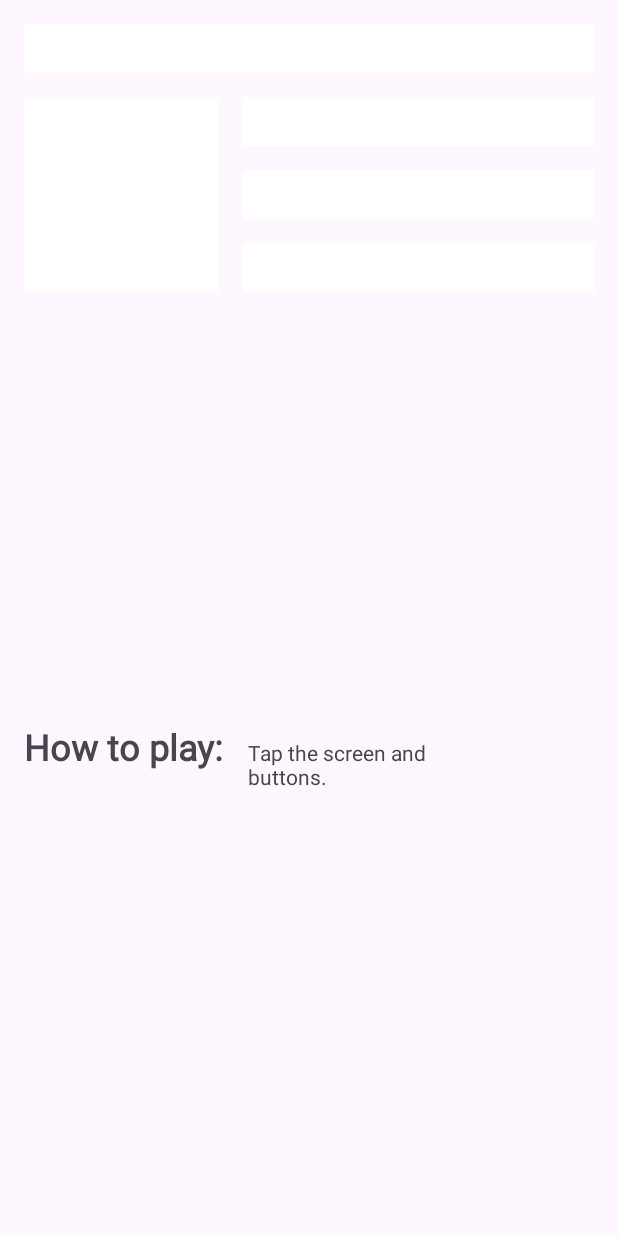
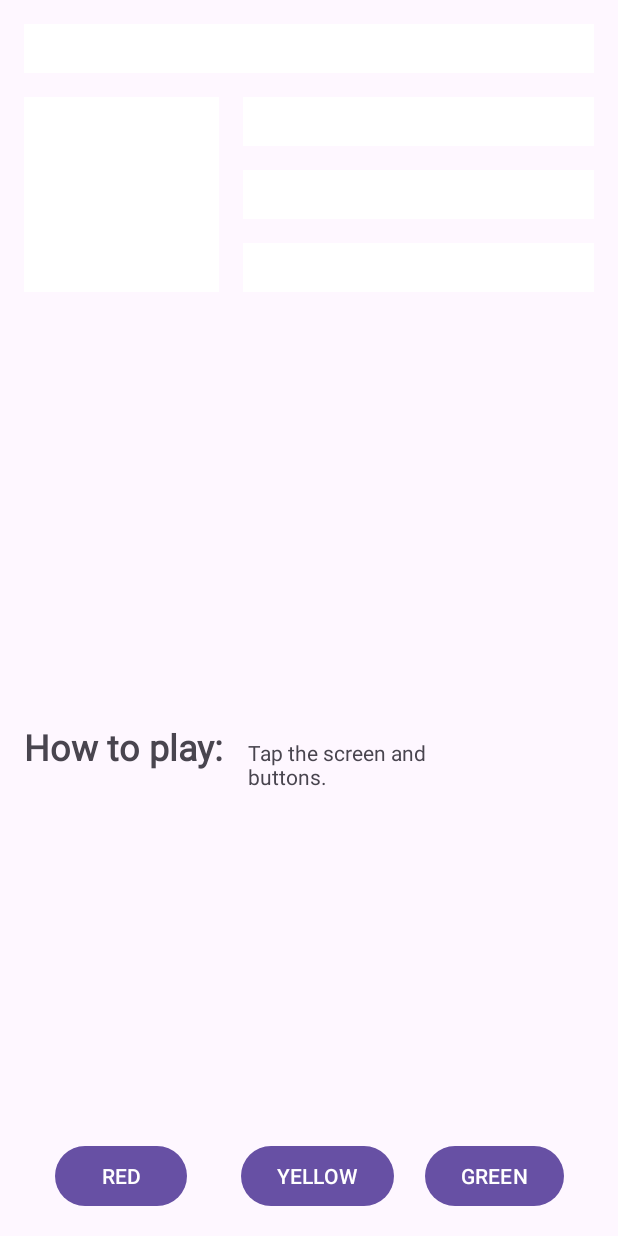
Before and after one commit to jingroowong/Practical3Fri2, an Android app: the screen it shows after launch (MainActivity), on a phone screen of 412 x 824 dp. Run offline under Robolectric (Android 15) with nearby library versions, the phone set to English and light mode, and no system bars.

Commit message:
Second commit

```diff
--- a/app/src/main/java/com/example/practical3fri2/MainActivity.kt
+++ b/app/src/main/java/com/example/practical3fri2/MainActivity.kt
@@ -4,6 +4,7 @@ import android.graphics.Color
 import androidx.appcompat.app.AppCompatActivity
 import android.os.Bundle
 import android.view.View
+import android.widget.Button
 import android.widget.TextView
 
 class MainActivity : AppCompatActivity() {
@@ -20,6 +21,10 @@ class MainActivity : AppCompatActivity() {
             R.id.box_three_text->view.setBackgroundColor(Color.RED)
             R.id.box_four_text->view.setBackgroundColor(Color.MAGENTA)
             R.id.box_five_text->view.setBackgroundColor(Color.CYAN)
+            // Boxes using custom colors for background
+            R.id.red_button -> findViewById<TextView>(R.id.box_three_text).setBackgroundResource(R.color.my_red)
+            R.id.yellow_button -> findViewById<TextView>(R.id.box_four_text).setBackgroundResource(R.color.my_yellow)
+            R.id.green_button -> findViewById<TextView>(R.id.box_five_text).setBackgroundResource(R.color.my_green)
             else-> view.setBackgroundColor(Color.DKGRAY)
         }
     }
@@ -32,10 +37,16 @@ class MainActivity : AppCompatActivity() {
         val boxFiveText = findViewById<TextView>(R.id.box_five_text)
         val rootConstraintLayout = findViewById<View>(R.id.constraint_layout)
 
-        val clickablesViews : List<View> = listOf(boxOneText,boxTwoText,boxThreeText,boxFourText,boxFiveText,rootConstraintLayout)
+        val redButton = findViewById<Button>(R.id.red_button)
+        val greenButton = findViewById<Button>(R.id.green_button)
+        val yellowButton = findViewById<Button>(R.id.yellow_button)
+
+        val clickablesViews : List<View> = listOf(boxOneText,boxTwoText,boxThreeText,boxFourText,boxFiveText,rootConstraintLayout,redButton,greenButton,yellowButton)
 
         for(item in clickablesViews){
             item.setOnClickListener{makeColored(it)}
         }
+
+
     }
 }
--- a/app/src/main/res/layout/activity_main.xml
+++ b/app/src/main/res/layout/activity_main.xml
@@ -99,4 +99,43 @@
         app:layout_constraintStart_toEndOf="@+id/label_text"
         app:layout_constraintTop_toBottomOf="@+id/box_two_text" />
 
+    <Button
+        android:id="@+id/red_button"
+        android:layout_width="wrap_content"
+        android:layout_height="wrap_content"
+        android:layout_marginLeft="@dimen/margin_wide"
+        android:text="@string/button_red"
+        android:visibility="visible"
+        app:layout_constraintBaseline_toBaselineOf="@+id/yellow_button"
+        app:layout_constraintEnd_toStartOf="@+id/yellow_button"
+        app:layout_constraintHorizontal_bias="0.5"
+        app:layout_constraintStart_toStartOf="parent" />
+
+    <Button
+        android:id="@+id/yellow_button"
+        android:layout_width="wrap_content"
+        android:layout_height="wrap_content"
+        android:layout_marginStart="@dimen/margin_wide"
+        android:layout_marginTop="@dimen/margin_wide"
+        android:layout_marginBottom="@dimen/margin_wide"
+        android:text="@string/button_yellow"
+        android:visibility="visible"
+        app:layout_constraintBottom_toBottomOf="parent"
+        app:layout_constraintEnd_toStartOf="@+id/green_button"
+        app:layout_constraintHorizontal_bias="0.5"
+        app:layout_constraintStart_toEndOf="@+id/red_button"
+        app:layout_constraintTop_toBottomOf="@+id/info_text"
+        app:layout_constraintVertical_bias="1.0"/>
+
+    <Button
+        android:id="@+id/green_button"
+        android:layout_width="wrap_content"
+        android:layout_height="wrap_content"
+        android:layout_marginEnd="16dp"
+        android:text="@string/button_green"
+        app:layout_constraintBaseline_toBaselineOf="@+id/yellow_button"
+        app:layout_constraintEnd_toEndOf="parent"
+        app:layout_constraintHorizontal_bias="0.5"
+        app:layout_constraintStart_toEndOf="@+id/yellow_button" />
+
 </androidx.constraintlayout.widget.ConstraintLayout>
--- a/app/src/main/res/values/colors.xml
+++ b/app/src/main/res/values/colors.xml
@@ -2,4 +2,7 @@
 <resources>
     <color name="black">#FF000000</color>
     <color name="white">#FFFFFFFF</color>
+    <color name="my_green">#12C700</color>
+    <color name="my_red">#E54304</color>
+    <color name="my_yellow">#FFC107</color>
 </resources>
--- a/app/src/main/res/values/strings.xml
+++ b/app/src/main/res/values/strings.xml
@@ -7,4 +7,7 @@
     <string name="box_five">Box Five</string>
     <string name="how_to_play">How to play:</string>
     <string name="tap_the_boxes_and_buttons">Tap the screen and buttons.</string>
+    <string name="button_red">RED</string>
+    <string name="button_yellow">YELLOW</string>
+    <string name="button_green">GREEN</string>
 </resources>
```
